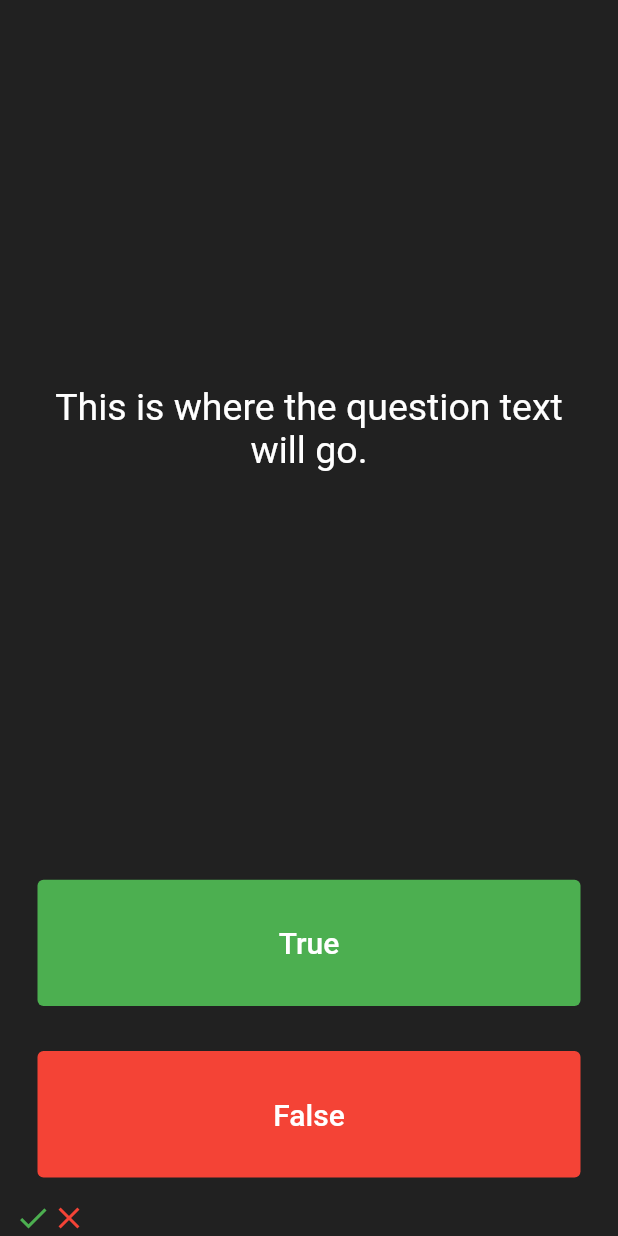
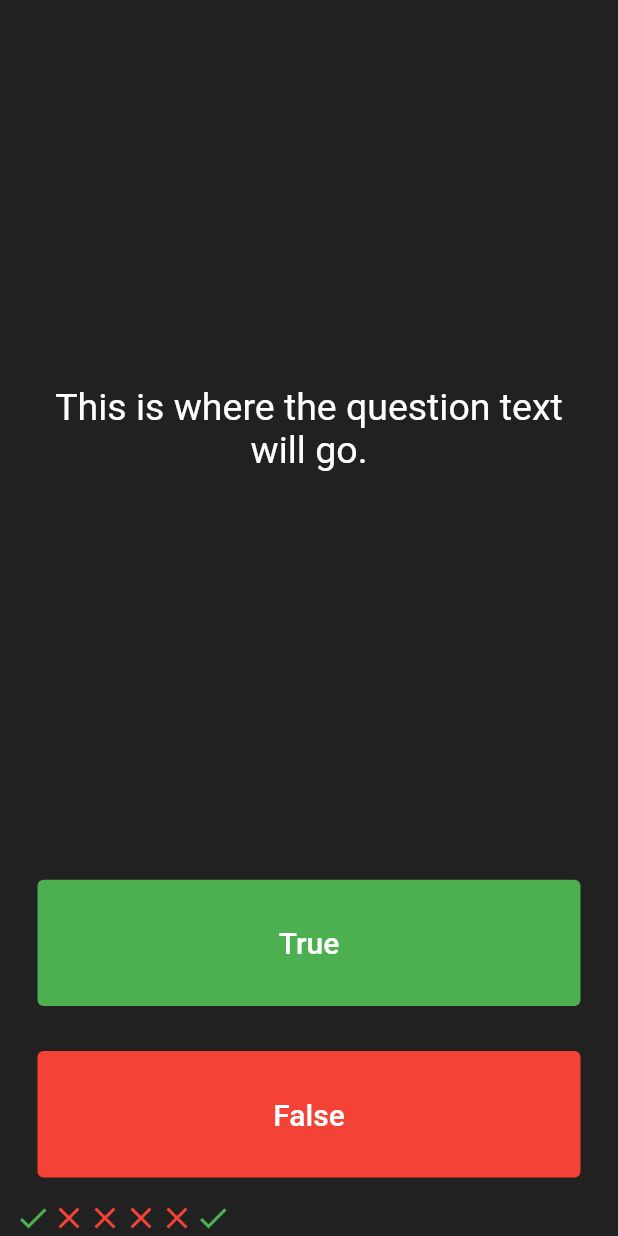
Before and after one commit to Code-Saurav/All_Flutter_Project, a Flutter app: the screen it shows after launch, after a tap on "True", on a phone screen of 412 x 824 dp. Run offline on Flutter 3.47's test engine with Material 2 defaults, Android fonts, the phone set to English and light mode, and no system bars; our stand-ins replace audioplayers.

Commit message:
True button working

```diff
--- a/quizzler-flutter/lib/main.dart
+++ b/quizzler-flutter/lib/main.dart
@@ -25,6 +25,29 @@ class QuizPage extends StatefulWidget {
 }
 
 class _QuizPageState extends State<QuizPage> {
+  List<Widget> scoreKeeper = [
+    Icon(
+      Icons.check,
+      color: Colors.green,
+    ),
+    Icon(
+      Icons.close,
+      color: Colors.red,
+    ),
+    Icon(
+      Icons.close,
+      color: Colors.red,
+    ),
+    Icon(
+      Icons.close,
+      color: Colors.red,
+    ),
+    Icon(
+      Icons.close,
+      color: Colors.red,
+    ),
+  ]; // initialize empty lists
+
   @override
   Widget build(BuildContext context) {
     return Column(
@@ -63,6 +86,14 @@ class _QuizPageState extends State<QuizPage> {
                 ),
               ),
               onPressed: () {
+                setState(() {
+                  scoreKeeper.add(
+                    Icon(
+                      Icons.check,
+                      color: Colors.green,
+                    ),
+                  );
+                });
                 //The user picked true.
               },
             ),
@@ -89,16 +120,7 @@ class _QuizPageState extends State<QuizPage> {
           ),
         ),
         Row(
-          children: <Widget>[
-            Icon(
-              Icons.check,
-              color: Colors.green,
-            ),
-            Icon(
-              Icons.close,
-              color: Colors.red,
-            )
-          ],
+          children: scoreKeeper,
         )
 
         //
```
